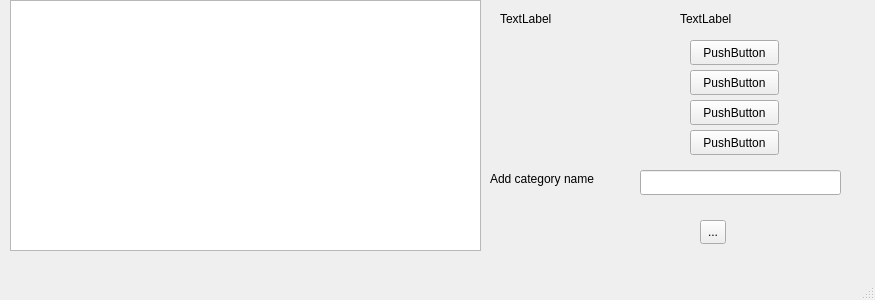
First picture: the form in mainwindow.ui, repository Rorschach742/wunderlist, before the edit.
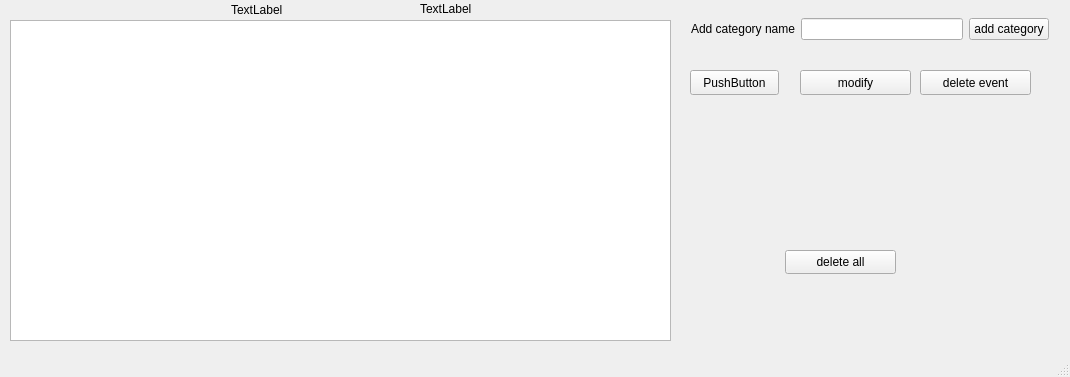
Second picture: the form after the edit.

Commit message: first try to create a multimap of multimap to store starred events and not. maybe two different multimaps are more convenient.

What changed in the file:
```diff
--- a/mainwindow.ui
+++ b/mainwindow.ui
@@ -6,8 +6,8 @@
    <rect>
     <x>0</x>
     <y>0</y>
-    <width>875</width>
-    <height>300</height>
+    <width>1070</width>
+    <height>377</height>
    </rect>
   </property>
   <property name="windowTitle">
@@ -18,56 +18,43 @@
     <property name="geometry">
      <rect>
       <x>10</x>
-      <y>0</y>
-      <width>471</width>
-      <height>251</height>
+      <y>20</y>
+      <width>661</width>
+      <height>321</height>
      </rect>
     </property>
    </widget>
    <widget class="QPushButton" name="pushButton">
     <property name="geometry">
      <rect>
-      <x>690</x>
-      <y>40</y>
-      <width>89</width>
+      <x>800</x>
+      <y>70</y>
+      <width>111</width>
       <height>25</height>
      </rect>
     </property>
     <property name="text">
-     <string>PushButton</string>
+     <string>modify</string>
     </property>
    </widget>
    <widget class="QPushButton" name="pushButton_2">
     <property name="geometry">
      <rect>
-      <x>690</x>
+      <x>920</x>
       <y>70</y>
-      <width>89</width>
+      <width>111</width>
       <height>25</height>
      </rect>
     </property>
     <property name="text">
-     <string>PushButton</string>
-    </property>
-   </widget>
-   <widget class="QPushButton" name="pushButton_3">
-    <property name="geometry">
-     <rect>
-      <x>690</x>
-      <y>100</y>
-      <width>89</width>
-      <height>25</height>
-     </rect>
-    </property>
-    <property name="text">
-     <string>PushButton</string>
+     <string>delete event</string>
     </property>
    </widget>
    <widget class="QPushButton" name="pushButton_4">
     <property name="geometry">
      <rect>
       <x>690</x>
-      <y>130</y>
+      <y>70</y>
       <width>89</width>
       <height>25</height>
      </rect>
@@ -76,22 +63,12 @@
      <string>PushButton</string>
     </property>
    </widget>
-   <widget class="QLineEdit" name="lineEdit">
-    <property name="geometry">
-     <rect>
-      <x>640</x>
-      <y>170</y>
-      <width>201</width>
-      <height>25</height>
-     </rect>
-    </property>
-   </widget>
    <widget class="QLabel" name="label">
     <property name="geometry">
      <rect>
-      <x>680</x>
-      <y>10</y>
-      <width>67</width>
+      <x>231</x>
+      <y>1</y>
+      <width>161</width>
       <height>17</height>
      </rect>
     </property>
@@ -102,8 +79,8 @@
    <widget class="QLabel" name="label_2">
     <property name="geometry">
      <rect>
-      <x>500</x>
-      <y>10</y>
+      <x>420</x>
+      <y>0</y>
       <width>67</width>
       <height>17</height>
      </rect>
@@ -112,32 +89,52 @@
      <string>TextLabel</string>
     </property>
    </widget>
-   <widget class="QLabel" name="label_3">
-    <property name="geometry">
-     <rect>
-      <x>490</x>
-      <y>170</y>
-      <width>141</width>
-      <height>17</height>
-     </rect>
-    </property>
-    <property name="text">
-     <string>Add category name</string>
-    </property>
-   </widget>
    <widget class="QToolButton" name="toolButton">
     <property name="geometry">
      <rect>
-      <x>700</x>
-      <y>220</y>
-      <width>26</width>
+      <x>785</x>
+      <y>250</y>
+      <width>111</width>
       <height>24</height>
      </rect>
     </property>
     <property name="text">
-     <string>...</string>
+     <string>delete all</string>
     </property>
    </widget>
+   <widget class="QWidget" name="">
+    <property name="geometry">
+     <rect>
+      <x>680</x>
+      <y>0</y>
+      <width>380</width>
+      <height>58</height>
+     </rect>
+    </property>
+    <layout class="QGridLayout" name="gridLayout_3">
+     <item row="0" column="0">
+      <layout class="QGridLayout" name="gridLayout_2">
+       <item row="0" column="0">
+        <widget class="QLabel" name="label_3">
+         <property name="text">
+          <string>Add category name</string>
+         </property>
+        </widget>
+       </item>
+       <item row="0" column="1">
+        <widget class="QLineEdit" name="lineEdit"/>
+       </item>
+       <item row="0" column="2">
+        <widget class="QPushButton" name="pushButton_3">
+         <property name="text">
+          <string>add category</string>
+         </property>
+        </widget>
+       </item>
+      </layout>
+     </item>
+    </layout>
+   </widget>
   </widget>
   <widget class="QMenuBar" name="menuBar">
    <property name="geometry">
```
Left out of the diff: 2 changed lines with no effect on the pictures. The commit also changes 9 other files.
